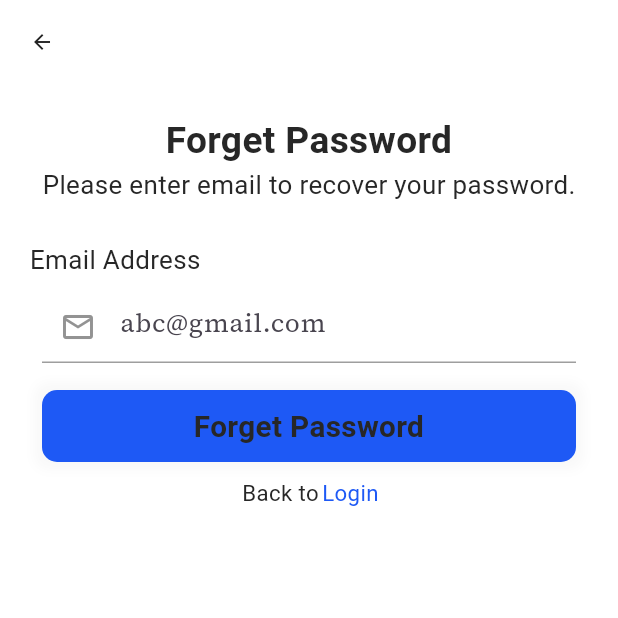
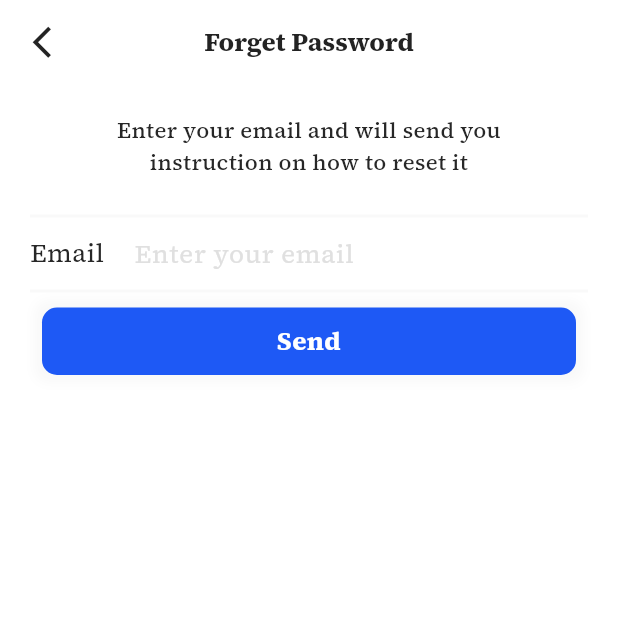
Before and after one commit to han023/pucon2025, a Flutter app: the ForgetpassView screen opened by its route, on a phone screen of 412 x 824 dp, the top half of it. Run offline on Flutter 3.47's test engine with Material 3 defaults, Android fonts, the phone set to English and light mode, and no system bars; drawn by our look-alikes of flutter_animate; our stand-ins replace cached_network_image, cloud_firestore, firebase_auth, firebase_core, firebase_messaging, flutter_local_notifications and 13 more; missing offline and left inert: cloudinary_public, firebase_app_check; accounts and stored records are empty; project files that could hold a hidden picture were left out.

Commit message:
Forgot view

```diff
--- a/lib/services/database/user_service.dart
+++ b/lib/services/database/user_service.dart
@@ -31,6 +31,15 @@ class UserService {
     await _firestore.add(data.toJson());
   }
 
+  Future<bool> findUser(String email) async {
+    final QuerySnapshot query =
+        await _firestore.where('email', isEqualTo: email).limit(1).get();
+    if (query.docs.isEmpty) {
+      return false;
+    }
+    return true;
+  }
+
   Future<void> updateNotificationId(String id) async {
     String? token = await _fcm.fcmToken();
     _localstorage.setString(notificatioid, token!);
--- a/lib/ui/common/customwidget/text_view_helper.dart
+++ b/lib/ui/common/customwidget/text_view_helper.dart
@@ -2,17 +2,18 @@
 
 import 'package:flutter/material.dart';
 import 'package:flutter/services.dart';
+import '../constants/app_colors.dart';
 import '../constants/app_strings.dart';
 import '../constants/ui_helpers.dart';
 import './text_helper.dart';
 
 class text_view_helper extends StatelessWidget {
-  text_view_helper({
-    super.key,
+  text_view_helper(
+      {super.key,
       required this.hint,
       required this.controller,
       this.textstyle = sourceserif,
-    this.hintcol,
+      this.hintcol = grey,
       this.textcolor,
       this.size = fontSize14,
       this.fontWeight = FontWeight.w500,
@@ -26,7 +27,7 @@ class text_view_helper extends StatelessWidget {
       this.onchange,
       this.onsubmit,
       this.formatter = const [],
-  });
+      this.showborder = true});
   String hint, textstyle;
   Color? hintcol, textcolor;
   double size;
@@ -40,6 +41,7 @@ class text_view_helper extends StatelessWidget {
   final Function(String)? onsubmit;
   List<TextInputFormatter> formatter;
   Widget? prefix, suffix;
+  bool showborder;
 
   @override
   Widget build(BuildContext context) {
@@ -56,12 +58,18 @@ class text_view_helper extends StatelessWidget {
             prefixIcon: prefix,
             suffixIcon: suffix,
             border: const UnderlineInputBorder(),
-              focusedBorder: const UnderlineInputBorder(
-                borderSide: BorderSide(color: Colors.black), // Or any color you want
-              ),
-              enabledBorder: const UnderlineInputBorder(
-                borderSide: BorderSide(color: Colors.grey), // Light grey for idle
-              ),
+            focusedBorder: showborder
+                ? const UnderlineInputBorder(
+                    borderSide: BorderSide(
+                        color: Colors.black), // Or any color you want
+                  )
+                : InputBorder.none,
+            enabledBorder: showborder
+                ? const UnderlineInputBorder(
+                    borderSide:
+                        BorderSide(color: Colors.grey), // Light grey for idle
+                  )
+                : InputBorder.none,
           ),
           inputFormatters: formatter,
           obscureText: obsecure,
--- a/lib/ui/views/auth/forgetpass/forgetpass_view.dart
+++ b/lib/ui/views/auth/forgetpass/forgetpass_view.dart
@@ -1,5 +1,6 @@
 import 'package:flutter/material.dart';
 import 'package:flutter_animate/flutter_animate.dart';
+import 'package:pucon2025/ui/views/auth/forgetpass/forgot_email.dart';
 import 'package:stacked/stacked.dart';
 
 import '../../../common/constants/app_colors.dart';
@@ -20,59 +21,47 @@ class ForgetpassView extends StackedView<ForgetpassViewModel> {
     Widget? child,
   ) {
     return Scaffold(
-        appBar: AppBar(),
+        appBar: AppBar(
+          leading: InkWell(
+              onTap: () => viewModel.back(),
+              child: const Icon(
+                Icons.arrow_back_ios_new,
+                size: 25,
+              )),
+          title: text_helper(
+              data: "Forget Password",
+              font: sourceserif,
+              fontWeight: FontWeight.bold),
+          centerTitle: true,
+        ),
         body: SafeArea(
             child: Padding(
           padding: const EdgeInsets.all(20),
           child: Column(
             children: [
               text_helper(
-                data: "Forget Password",
-                fontWeight: FontWeight.bold,
-                size: fontSize20,
+                data:
+                    "Enter your email and will send you\ninstruction on how to reset it",
+                font: sourceserif,
+                fontWeight: FontWeight.w500,
+                textAlign: TextAlign.center,
+                size: fontSize12,
               ).animate(delay: 500.ms).fade().moveY(begin: 100, end: 0),
-              text_helper(
-                data: "Please enter email to recover your password.",
-                textAlign: TextAlign.start,
-              ).animate(delay: 700.ms).fade().moveY(begin: 100, end: 0),
               verticalSpaceMedium,
-              Align(
-                alignment: Alignment.centerLeft,
-                child: text_helper(
-                  data: "Email Address",
-                ).animate(delay: 700.ms).fade().moveY(begin: 100, end: 0),
-              ),
-              text_view_helper(
-                hint: "abc@gmail.com",
-                controller: viewModel.email,
-                prefix: const Icon(Icons.mail_outline),
-              ).animate(delay: 900.ms).fade().moveY(begin: 100, end: 0),
+              forgotEmail(context, viewModel)
+                  .animate(delay: 700.ms)
+                  .fade()
+                  .moveY(begin: 100, end: 0),
               verticalSpaceSmall,
               button_helper(
                   onpress: () => viewModel.forgetpassword(context),
                   width: screenWidth(context),
                   child: text_helper(
-                    data: "Forget Password",
+                    data: "Send",
                     fontWeight: FontWeight.bold,
-                    size: fontSize16,
-                  )).animate(delay: 1500.ms).fade().moveY(begin: 100, end: 0),
-              verticalSpaceSmall,
-              InkWell(
-                  onTap: () => viewModel.login(context),
-                  child: Row(
-                    crossAxisAlignment: CrossAxisAlignment.center,
-                    mainAxisAlignment: MainAxisAlignment.center,
-                    children: [
-                      text_helper(
-                        data: "Back to ",
-                        size: fontSize12,
-                      ),
-                      text_helper(
-                          data: "Login",
-                          color: primary,
-                          size: fontSize12),
-                    ],
-                  )).animate(delay: 1700.ms).fade().moveY(begin: 100, end: 0),
+                    color: white,
+                    font: sourceserif,
+                  )).animate(delay: 900.ms).fade().moveY(begin: 100, end: 0),
             ],
           ),
         )));
--- a/lib/ui/views/auth/forgetpass/forgetpass_viewmodel.dart
+++ b/lib/ui/views/auth/forgetpass/forgetpass_viewmodel.dart
@@ -1,5 +1,6 @@
 import 'package:flutter/cupertino.dart';
 import 'package:pucon2025/services/auth_service.dart';
+import 'package:pucon2025/services/database/user_service.dart';
 import 'package:stacked/stacked.dart';
 import 'package:stacked_services/stacked_services.dart';
 
@@ -8,6 +9,7 @@ import '../../../common/constants/helper_functions.dart';
 
 class ForgetpassViewModel extends BaseViewModel {
   final _auth = locator<AuthService>();
+  final _user = locator<UserService>();
   final _navigation = locator<NavigationService>();
   TextEditingController email = TextEditingController();
 
@@ -15,6 +17,16 @@ class ForgetpassViewModel extends BaseViewModel {
     if (email.text.isEmpty) {
       show_snackbar(context, "Fill Email");
     } else {
+      displayprogress(context);
+
+      bool exits = await _user.findUser(email.text);
+      hideprogress(context);
+
+      if (!exits) {
+        show_snackbar(context, "No User Found");
+        return;
+      }
+
       await _auth.sendPasswordResetLink(email.text);
 
       show_snackbar(context, "Forget Password Mail has been send");
@@ -24,4 +36,8 @@ class ForgetpassViewModel extends BaseViewModel {
   void login(BuildContext context) async {
     _navigation.back();
   }
+
+  void back() {
+    _navigation.back();
+  }
 }
--- /dev/null
+++ b/lib/ui/views/auth/forgetpass/forgot_email.dart
@@ -0,0 +1,40 @@
+import 'package:flutter/cupertino.dart';
+
+import '../../../common/constants/app_colors.dart';
+import '../../../common/constants/app_strings.dart';
+import '../../../common/constants/ui_helpers.dart';
+import '../../../common/customwidget/text_helper.dart';
+import '../../../common/customwidget/text_view_helper.dart';
+import 'forgetpass_viewmodel.dart';
+
+Widget forgotEmail(BuildContext context, ForgetpassViewModel viewModel) {
+  return Column(
+    children: [
+      Container(
+        width: screenWidth(context),
+        height: 2,
+        color: lightGrey,
+      ),
+      Row(
+        children: [
+          text_helper(
+            data: "Email",
+            font: sourceserif,
+          ),
+          horizontalSpaceSmall,
+          Expanded(
+              child: text_view_helper(
+                  padding: const EdgeInsetsDirectional.only(start: 10, end: 10),
+                  hint: "Enter your email",
+                  showborder: false,
+                  controller: viewModel.email)),
+        ],
+      ),
+      Container(
+        width: screenWidth(context),
+        height: 2,
+        color: lightGrey,
+      ),
+    ],
+  );
+}
--- a/lib/ui/views/auth/login/login_viewmodel.dart
+++ b/lib/ui/views/auth/login/login_viewmodel.dart
@@ -1,6 +1,7 @@
 import 'package:firebase_auth/firebase_auth.dart';
 import 'package:flutter/cupertino.dart';
 import 'package:pucon2025/ui/views/auth/forgetpass/forgetpass_view.dart';
+import 'package:pucon2025/ui/views/home/home_view.dart';
 import 'package:stacked/stacked.dart';
 import 'package:stacked_services/stacked_services.dart';
 
@@ -62,26 +63,16 @@ class LoginViewModel extends BaseViewModel {
       }
 
       _localstorage.setString(uid, value.uid);
-      _localstorage.setString("cat", value.cat);
       _localstorage.setString(id, value.id);
       _localstorage.setString(auth, "true");
       _user.updateNotificationId(value.id);
 
-      // if (value.cat == "doctor") {
-      //   _navigationService.clearStackAndShow(Routes.doctorView);
-      //   _navigationService.replaceWithTransition(
-      //     const DoctorView(),
-      //     routeName: Routes.doctorView,
-      //     transitionStyle: Transition.rightToLeft,
-      //   );
-      // } else {
-      //   _navigationService.clearStackAndShow(Routes.userView);
-      //   _navigationService.replaceWithTransition(
-      //     const UserView(),
-      //     routeName: Routes.userView,
-      //     transitionStyle: Transition.rightToLeft,
-      //   );
-      // }
+      _navigationService.clearStackAndShow(Routes.homeView);
+      _navigationService.replaceWithTransition(
+        const HomeView(),
+        routeName: Routes.homeView,
+        transitionStyle: Transition.rightToLeft,
+      );
     } on FirebaseAuthException catch (e) {
       show_snackbar(context, e.message ?? "Authentication Error");
     } catch (e) {
--- a/lib/ui/views/auth/signup/signup_view.dart
+++ b/lib/ui/views/auth/signup/signup_view.dart
@@ -22,7 +22,11 @@ class SignupView extends StackedView<SignupViewModel> {
     Widget? child,
   ) {
     return Scaffold(
-        appBar: AppBar(),
+        appBar: AppBar(
+          leading: Icon(Icons.arrow_back_ios_new),
+          title: text_helper(data: "Forget Password"),
+          centerTitle: true,
+        ),
         body: SafeArea(
           child: Padding(
             padding: const EdgeInsets.all(padding10),
```
Lines whose indentation alone changed are shown as unchanged.
